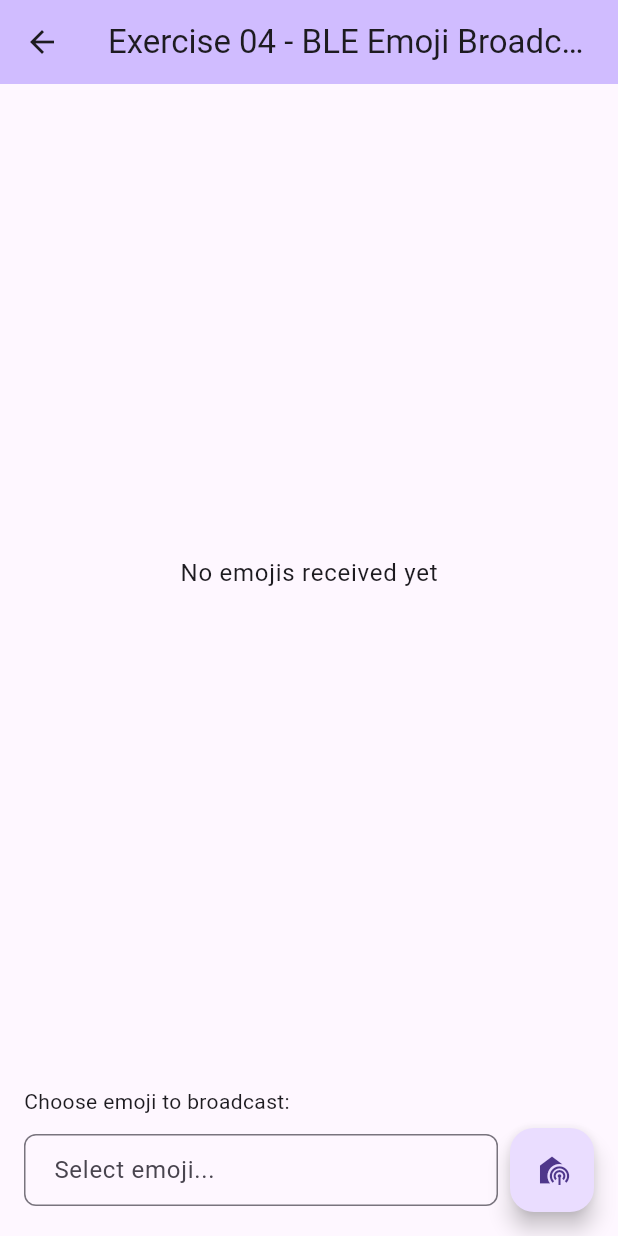
After one commit to beltranaceves/aau_selected_topics_in_hci, a Flutter app: the BLEEmojiBroadcasterPage screen opened directly, after a tap on the "broadcast on personal" icon, on a phone screen of 412 x 824 dp. The commit adds this screen. Run offline on Flutter 3.47's test engine with Material 3 defaults, Android fonts, the phone set to English and light mode, and no system bars; our stand-ins replace fl_chart, flutter_map, geocoding, geolocator, latlong2, sensors_plus; missing offline and left inert: bluetooth_low_energy.

Commit message:
[ADD]: ex 4

```diff
--- a/Lectures/Lecture_02/geolocalization_app/lib/screens/IMU.dart
+++ b/Lectures/Lecture_02/geolocalization_app/lib/screens/IMU.dart
@@ -6,7 +6,6 @@
 
 import 'dart:async';
 import 'dart:collection';
-import 'dart:math' as math;
 
 import 'package:flutter/material.dart';
 import 'package:sensors_plus/sensors_plus.dart';
@@ -60,7 +59,6 @@ class _IMUPageState extends State<IMUPage> {
   final Queue<FlSpot> _magXData = Queue();
   final Queue<FlSpot> _magYData = Queue();
   final Queue<FlSpot> _magZData = Queue();
-  final Queue<FlSpot> _pressureData = Queue();
 
   late DateTime _startTime;
 
--- /dev/null
+++ b/Lectures/Lecture_02/geolocalization_app/lib/screens/ble_emoji_broadcaster.dart
@@ -0,0 +1,213 @@
+import 'package:flutter/material.dart';
+import 'package:bluetooth_low_energy/bluetooth_low_energy.dart';
+import 'package:intl/intl.dart';
+import 'dart:async';
+
+class BLEEmojiBroadcasterPage extends StatefulWidget {
+  const BLEEmojiBroadcasterPage({super.key});
+
+  @override
+  State<BLEEmojiBroadcasterPage> createState() => _BLEEmojiBroadcasterPageState();
+}
+
+class _BLEEmojiBroadcasterPageState extends State<BLEEmojiBroadcasterPage> {
+  late PeripheralManager _pmanager;
+  late CentralManager _cmanager;
+  final TextEditingController _emojiController = TextEditingController();
+  final List<Map<String, dynamic>> _receivedEmojis = [];
+  final Set<String> _seenEmojiPeripheralPairs = {};
+  late Timer _pollingTimer;
+
+  @override
+  void initState() {
+    super.initState();
+    _initializeBLE();
+  }
+
+  Future<void> _initializeBLE() async {
+    _pmanager = PeripheralManager();
+    _cmanager = CentralManager();
+
+    // Authorize and set up peripheral (for broadcasting)
+    await _pmanager.authorize();
+
+    // Authorize and set up central (for scanning)
+    await _cmanager.authorize();
+
+    // Listen for discovered devices
+    _cmanager.discovered.listen((eventArgs) {
+      final peripheral = eventArgs.peripheral;
+      final peripheralId = peripheral.uuid.toString();
+
+      if (eventArgs.advertisement.name != null) {
+        final name = eventArgs.advertisement.name!;
+        if (name.startsWith('sHCI:')) {
+          final emoji = name.substring(5); // Remove 'sHCI:' prefix
+          final pairKey = '$peripheralId:$emoji';
+
+          // Only add if we haven't seen this (peripheral, emoji) pair before
+          if (!_seenEmojiPeripheralPairs.contains(pairKey)) {
+            _seenEmojiPeripheralPairs.add(pairKey);
+
+            setState(() {
+              // Insert at the top of the list (latest on top)
+              _receivedEmojis.insert(0, {
+                'emoji': emoji,
+                'timestamp': DateTime.now(),
+              });
+            });
+          }
+        }
+      }
+    });
+
+    // Start scanning for devices
+    await _cmanager.startDiscovery();
+
+    // Start polling timer to restart discovery every 2 seconds
+    _pollingTimer = Timer.periodic(const Duration(seconds: 2), (_) async {
+      try {
+        await _cmanager.stopDiscovery();
+        await Future.delayed(const Duration(milliseconds: 100));
+        await _cmanager.startDiscovery();
+      } catch (e) {
+        print('Error restarting discovery: $e');
+      }
+    });
+  }
+
+  Future<void> _broadcastEmoji(String emoji) async {
+    try {
+      await _pmanager.stopAdvertising();
+      await Future.delayed(const Duration(milliseconds: 100));
+      await _pmanager.startAdvertising(
+        Advertisement(name: 'sHCI:$emoji'),
+      );
+    } catch (e) {
+      if (mounted) {
+        ScaffoldMessenger.of(context).showSnackBar(
+          SnackBar(content: Text('Error broadcasting: $e')),
+        );
+      }
+    }
+  }
+
+  void _handleSendEmoji() {
+    final emoji = _emojiController.text.trim();
+    if (emoji.isNotEmpty) {
+      _broadcastEmoji(emoji);
+      _emojiController.clear();
+      // Add our own emoji to the list as well
+      setState(() {
+        _receivedEmojis.insert(0, {
+          'emoji': emoji,
+          'timestamp': DateTime.now(),
+        });
+      });
+    }
+  }
+
+  @override
+  void dispose() {
+    _pollingTimer.cancel();
+    _cmanager.stopDiscovery();
+    _pmanager.stopAdvertising();
+    _emojiController.dispose();
+    super.dispose();
+  }
+
+  @override
+  Widget build(BuildContext context) {
+    return Scaffold(
+      appBar: AppBar(
+        title: const Text('Exercise 04 - BLE Emoji Broadcaster'),
+        backgroundColor: Theme.of(context).colorScheme.inversePrimary,
+      ),
+      body: Column(
+        children: [
+          // Emoji list (scrollable, latest on top)
+          Expanded(
+            child: _receivedEmojis.isEmpty
+                ? Center(
+                    child: Text(
+                      'No emojis received yet',
+                      style: Theme.of(context).textTheme.bodyLarge,
+                    ),
+                  )
+                : ListView.builder(
+                    itemCount: _receivedEmojis.length,
+                    itemBuilder: (context, index) {
+                      final entry = _receivedEmojis[index];
+                      final emoji = entry['emoji'] as String;
+                      final timestamp = entry['timestamp'] as DateTime;
+                      final formattedTime = DateFormat('HH:mm:ss').format(timestamp);
+
+                      return Padding(
+                        padding: const EdgeInsets.symmetric(
+                          horizontal: 16.0,
+                          vertical: 12.0,
+                        ),
+                        child: Row(
+                          children: [
+                            Text(
+                              emoji,
+                              style: const TextStyle(fontSize: 48),
+                            ),
+                            const SizedBox(width: 16.0),
+                            Text(
+                              formattedTime,
+                              style: Theme.of(context).textTheme.bodySmall?.copyWith(
+                                    color: Colors.grey,
+                                  ),
+                            ),
+                          ],
+                        ),
+                      );
+                    },
+                  ),
+          ),
+          // Emoji selection field at the bottom
+          Container(
+            padding: const EdgeInsets.all(16.0),
+            child: Column(
+              crossAxisAlignment: CrossAxisAlignment.start,
+              children: [
+                Text(
+                  'Choose emoji to broadcast:',
+                  style: Theme.of(context).textTheme.bodyMedium,
+                ),
+                const SizedBox(height: 8.0),
+                Row(
+                  children: [
+                    Expanded(
+                      child: TextField(
+                        controller: _emojiController,
+                        decoration: InputDecoration(
+                          hintText: 'Select emoji...',
+                          border: OutlineInputBorder(
+                            borderRadius: BorderRadius.circular(8.0),
+                          ),
+                          contentPadding: const EdgeInsets.symmetric(
+                            horizontal: 16.0,
+                            vertical: 12.0,
+                          ),
+                        ),
+                        textInputAction: TextInputAction.send,
+                        onSubmitted: (_) => _handleSendEmoji(),
+                      ),
+                    ),
+                    const SizedBox(width: 8.0),
+                    FloatingActionButton(
+                      onPressed: _handleSendEmoji,
+                      child: const Icon(Icons.broadcast_on_personal),
+                    ),
+                  ],
+                ),
+              ],
+            ),
+          ),
+        ],
+      ),
+    );
+  }
+}
--- a/Lectures/Lecture_02/geolocalization_app/pubspec.yaml
+++ b/Lectures/Lecture_02/geolocalization_app/pubspec.yaml
@@ -40,6 +40,8 @@ dependencies:
   geocoding: ^2.1.1
   sensors_plus: ^7.0.0
   fl_chart: ^0.69.0
+  bluetooth_low_energy: ^6.2.1
+  intl: ^0.19.0
 
 dev_dependencies:
   flutter_test:
```
Also changed, not shown: Lectures/Lecture_02/geolocalization_app/lib/main.dart (+10 -0 lines), Lectures/Lecture_02/geolocalization_app/lib/screens/sensor_graphs.dart (+0 -47 lines), Lectures/Lecture_02/geolocalization_app/pubspec.lock, 7 other files.
